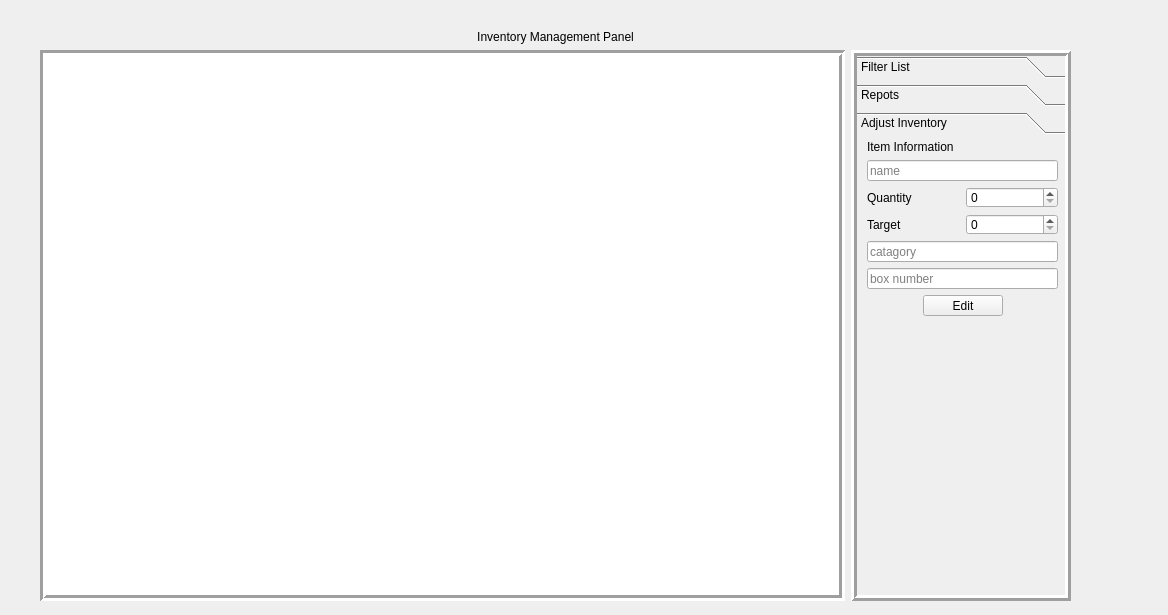
Above: src/reportsView.ui from rbaker26/BigBlueBox before the change. Below: the same form after it.
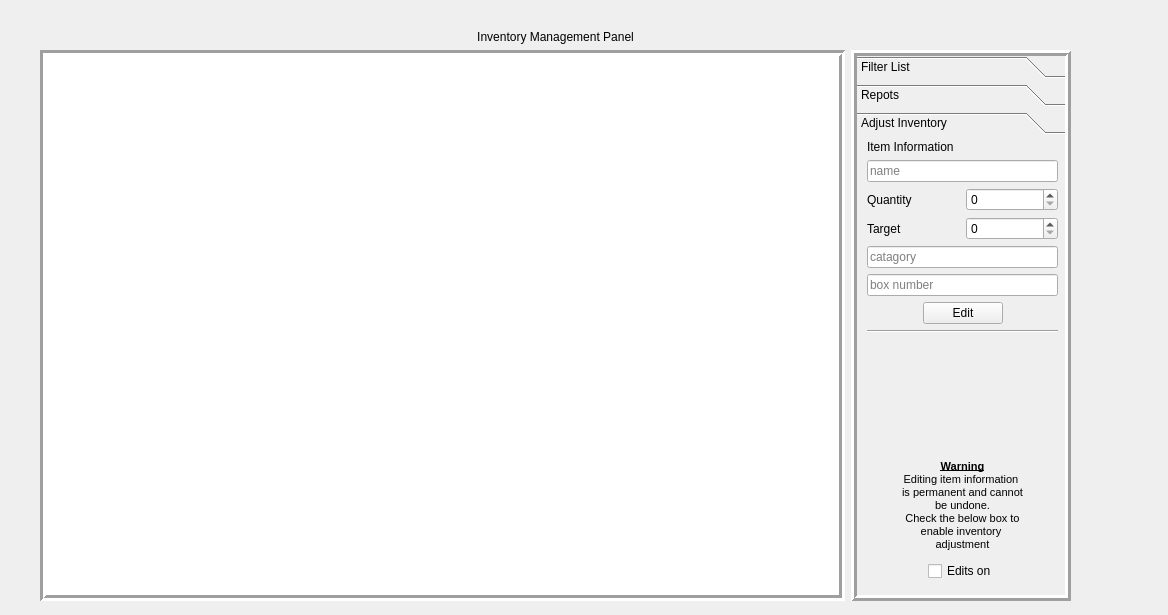
That is the form after the change. The open tabs and pages were chosen to show the change.

Commit message: added ui for item info edit.

```diff
--- a/src/reportsView.ui
+++ b/src/reportsView.ui
@@ -211,7 +211,7 @@
             <x>10</x>
             <y>0</y>
             <width>191</width>
-            <height>176</height>
+            <height>441</height>
            </rect>
           </property>
           <layout class="QVBoxLayout" name="verticalLayout_editItemInfo">
@@ -316,6 +316,107 @@
              </item>
             </layout>
            </item>
+           <item>
+            <widget class="Line" name="line">
+             <property name="orientation">
+              <enum>Qt::Horizontal</enum>
+             </property>
+            </widget>
+           </item>
+           <item>
+            <spacer name="verticalSpacer">
+             <property name="orientation">
+              <enum>Qt::Vertical</enum>
+             </property>
+             <property name="sizeHint" stdset="0">
+              <size>
+               <width>20</width>
+               <height>40</height>
+              </size>
+             </property>
+            </spacer>
+           </item>
+           <item>
+            <widget class="QTextBrowser" name="textBrowser">
+             <property name="enabled">
+              <bool>true</bool>
+             </property>
+             <property name="sizePolicy">
+              <sizepolicy hsizetype="Expanding" vsizetype="Preferred">
+               <horstretch>0</horstretch>
+               <verstretch>1</verstretch>
+              </sizepolicy>
+             </property>
+             <property name="maximumSize">
+              <size>
+               <width>16777215</width>
+               <height>99</height>
+              </size>
+             </property>
+             <property name="autoFillBackground">
+              <bool>true</bool>
+             </property>
+             <property name="styleSheet">
+              <string notr="true">background: transparent;</string>
+             </property>
+             <property name="frameShape">
+              <enum>QFrame::NoFrame</enum>
+             </property>
+             <property name="html">
+              <string>&lt;!DOCTYPE HTML PUBLIC &quot;-//W3C//DTD HTML 4.0//EN&quot; &quot;http://www.w3.org/TR/REC-html40/strict.dtd&quot;&gt;
+&lt;html&gt;&lt;head&gt;&lt;meta name=&quot;qrichtext&quot; content=&quot;1&quot; /&gt;&lt;style type=&quot;text/css&quot;&gt;
+p, li { white-space: pre-wrap; }
+&lt;/style&gt;&lt;/head&gt;&lt;body style=&quot; font-family:'Segoe UI'; font-size:8pt; font-weight:400; font-style:normal;&quot;&gt;
+&lt;p align=&quot;center&quot; style=&quot; margin-top:0px; margin-bottom:0px; margin-left:0px; margin-right:0px; -qt-block-indent:0; text-indent:0px;&quot;&gt;&lt;span style=&quot; font-weight:600; text-decoration: underline;&quot;&gt;Warning&lt;/span&gt;&lt;/p&gt;
+&lt;p align=&quot;center&quot; style=&quot; margin-top:0px; margin-bottom:0px; margin-left:0px; margin-right:0px; -qt-block-indent:0; text-indent:0px;&quot;&gt;Editing item information &lt;/p&gt;
+&lt;p align=&quot;center&quot; style=&quot; margin-top:0px; margin-bottom:0px; margin-left:0px; margin-right:0px; -qt-block-indent:0; text-indent:0px;&quot;&gt;is permanent and cannot&lt;/p&gt;
+&lt;p align=&quot;center&quot; style=&quot; margin-top:0px; margin-bottom:0px; margin-left:0px; margin-right:0px; -qt-block-indent:0; text-indent:0px;&quot;&gt;be undone.&lt;/p&gt;
+&lt;p align=&quot;center&quot; style=&quot; margin-top:0px; margin-bottom:0px; margin-left:0px; margin-right:0px; -qt-block-indent:0; text-indent:0px;&quot;&gt;Check the below box to&lt;/p&gt;
+&lt;p align=&quot;center&quot; style=&quot; margin-top:0px; margin-bottom:0px; margin-left:0px; margin-right:0px; -qt-block-indent:0; text-indent:0px;&quot;&gt;enable inventory &lt;/p&gt;
+&lt;p align=&quot;center&quot; style=&quot; margin-top:0px; margin-bottom:0px; margin-left:0px; margin-right:0px; -qt-block-indent:0; text-indent:0px;&quot;&gt;adjustment&lt;/p&gt;&lt;/body&gt;&lt;/html&gt;</string>
+             </property>
+            </widget>
+           </item>
+           <item>
+            <layout class="QHBoxLayout" name="horizontalLayout_5">
+             <item>
+              <spacer name="horizontalSpacer_3">
+               <property name="orientation">
+                <enum>Qt::Horizontal</enum>
+               </property>
+               <property name="sizeHint" stdset="0">
+                <size>
+                 <width>40</width>
+                 <height>20</height>
+                </size>
+               </property>
+              </spacer>
+             </item>
+             <item>
+              <widget class="QCheckBox" name="checkBox_editsOn">
+               <property name="text">
+                <string>Edits on</string>
+               </property>
+               <property name="checkable">
+                <bool>true</bool>
+               </property>
+              </widget>
+             </item>
+             <item>
+              <spacer name="horizontalSpacer_4">
+               <property name="orientation">
+                <enum>Qt::Horizontal</enum>
+               </property>
+               <property name="sizeHint" stdset="0">
+                <size>
+                 <width>40</width>
+                 <height>20</height>
+                </size>
+               </property>
+              </spacer>
+             </item>
+            </layout>
+           </item>
           </layout>
          </widget>
         </widget>
```
The commit also changes 7 other files.
